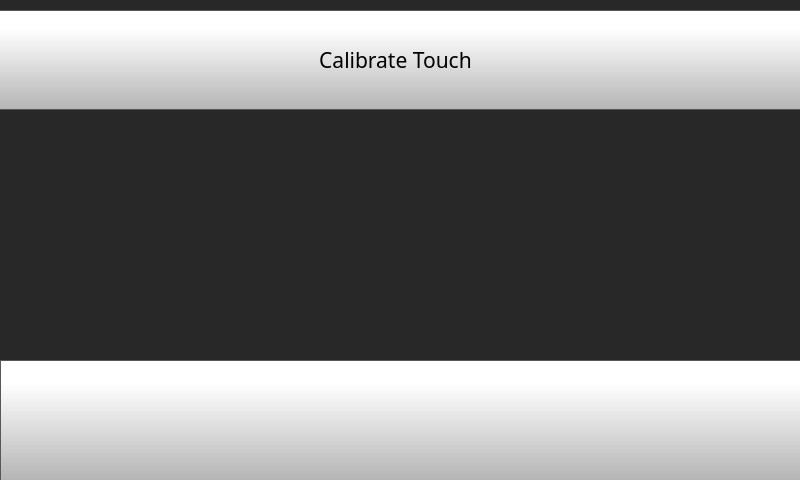
First picture: the form in octoprint_TwinDragon600x600CM4TouchUI/mainGUI.ui, repository lazy-b0nes2006/TwinDragon600x600CM4TouchUI, before the edit.
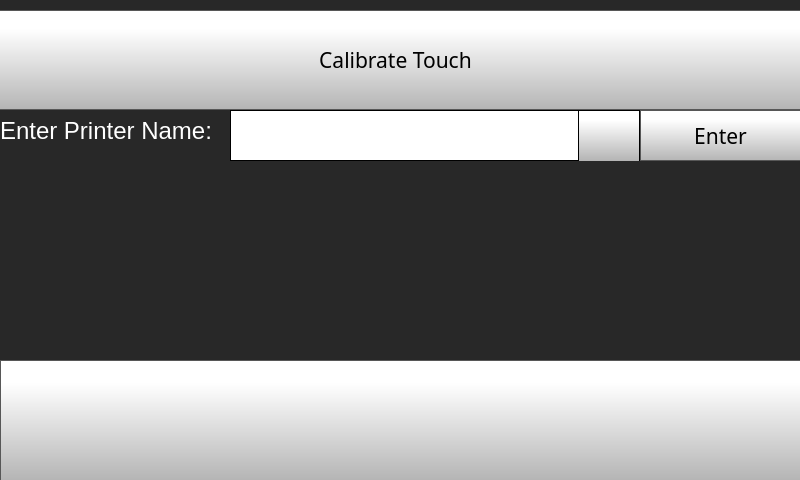
Second picture: the form after the edit. The open tabs and pages were chosen to show the change. Icons and pictures are not drawn.

```diff
--- a/octoprint_TwinDragon600x600CM4TouchUI/mainGUI.ui
+++ b/octoprint_TwinDragon600x600CM4TouchUI/mainGUI.ui
@@ -4023,6 +4023,188 @@
        </size>
       </property>
      </widget>
+     <widget class="QLabel" name="enterPrinterNameLabel">
+      <property name="geometry">
+       <rect>
+        <x>0</x>
+        <y>110</y>
+        <width>231</width>
+        <height>41</height>
+       </rect>
+      </property>
+      <property name="font">
+       <font>
+        <pointsize>18</pointsize>
+       </font>
+      </property>
+      <property name="styleSheet">
+       <string notr="true">color: rgb(255, 255, 255);</string>
+      </property>
+      <property name="text">
+       <string>Enter Printer Name: </string>
+      </property>
+     </widget>
+     <widget class="QComboBox" name="enterPrinterNameComboBox">
+      <property name="geometry">
+       <rect>
+        <x>230</x>
+        <y>110</y>
+        <width>411</width>
+        <height>51</height>
+       </rect>
+      </property>
+      <property name="styleSheet">
+       <string notr="true"> QScrollBar:vertical {
+     border: 1px solid black;
+border-radius: 5px;
+    background-color: rgb(40,40,40);
+     width: 60px;
+     margin: 67px 0 67px 0;
+ }
+
+/* Sets up the color and height of handle */
+QScrollBar::handle:vertical {
+border-radius: 5px;
+background: qlineargradient(spread:pad, x1:0, y1:1, x2:0, y2:0.188, stop:0 rgba(180, 180, 180, 255), stop:1 rgba(255, 255, 255, 255));
+min-height: 7px;
+}
+
+
+QScrollBar::add-line:vertical {
+     border: 1px solid black;
+background: qlineargradient(spread:pad, x1:0, y1:1, x2:0, y2:0.188, stop:0 rgba(180, 180, 180, 255), stop:1 rgba(255, 255, 255, 255));
+     height:65px;
+border-radius: 5px;
+     subcontrol-position: bottom;
+     subcontrol-origin: margin;
+ }
+
+ QScrollBar::sub-line:vertical {
+     border: 1px solid black;
+background: qlineargradient(spread:pad, x1:0, y1:1, x2:0, y2:0.188, stop:0 rgba(180, 180, 180, 255), stop:1 rgba(255, 255, 255, 255));
+     height: 65px;
+border-radius: 5px;
+     subcontrol-position: top;
+     subcontrol-origin: margin;
+ }
+
+QScrollBar::up-arrow:vertical {
+ image: url(./templates/img/arrows.png);
+    width: 40px;
+    height: 40px;
+ padding: 5px;
+ }
+QScrollBar::down-arrow:vertical {
+ image: url(./templates/img/arrows-5.png);
+    width: 40px;
+    height: 40px;
+ padding: 5px;
+ }
+
+/* need this to get rid of crosshatching on scrollbar background */
+QScrollBar::add-page:vertical, QScrollBar::sub-page:vertical {
+background: none;
+}
+
+QComboBox {
+border: 1px solid black;
+    padding: 0px 18px 0px 3px;
+    min-width: 6em;
+
+}
+
+QComboBox::item {
+	color: rgb(0, 0, 0);
+}
+
+QComboBox:editable {
+    background: white;
+}
+
+QComboBox:!editable, QComboBox::drop-down:editable {
+background: white;
+}
+
+/* QComboBox gets the &quot;on&quot; state when the popup is open */
+QComboBox:!editable:on, QComboBox::drop-down:editable:on {
+background: white;
+}
+
+
+QComboBox::drop-down {
+border-left: 1px solid black;
+border-right: 1px solid black;
+	background-color: qlineargradient(spread:pad, x1:0, y1:1, x2:0, y2:0.188, stop:0 rgba(180, 180, 180, 255), stop:1 rgba(255, 255, 255, 255));
+    width: 60px;
+     height: 50px;
+
+}
+
+QComboBox::down-arrow {
+
+image: url(./templates/img/arrows-5.png);
+width: 30px;
+height: 30px;
+
+}
+
+
+QComboBox QAbstractItemView {
+    selection-background-color: rgb(40, 40, 40);
+    background: white;
+}</string>
+      </property>
+     </widget>
+     <widget class="QPushButton" name="enterPrinterNameButton">
+      <property name="geometry">
+       <rect>
+        <x>640</x>
+        <y>110</y>
+        <width>161</width>
+        <height>51</height>
+       </rect>
+      </property>
+      <property name="font">
+       <font>
+        <family>Gotham</family>
+        <pointsize>16</pointsize>
+       </font>
+      </property>
+      <property name="styleSheet">
+       <string notr="true">QPushButton {
+     border: 1px solid rgb(87, 87, 87);
+	background-color: qlineargradient(spread:pad, x1:0, y1:1, x2:0, y2:0.188, stop:0 rgba(180, 180, 180, 255), stop:1 rgba(255, 255, 255, 255));
+
+
+}
+
+QPushButton:pressed {
+    background-color: qlineargradient(x1: 0, y1: 0, x2: 0, y2: 1,
+                                      stop: 0 #dadbde, stop: 1 #f6f7fa);
+}
+
+QPushButton:flat {
+    border: none; /* no border for a flat push button */
+}
+
+QPushButton:default {
+    border-color: navy; /* make the default button prominent */
+}
+
+QPushButton:focus {
+	outline: none;
+}</string>
+      </property>
+      <property name="text">
+       <string>Enter</string>
+      </property>
+      <property name="iconSize">
+       <size>
+        <width>40</width>
+        <height>40</height>
+       </size>
+      </property>
+     </widget>
     </widget>
     <widget class="QWidget" name="rotateDisplaySettingsPage">
      <widget class="QPushButton" name="rotateDisplaySettingsDoneButton">
```
Left out of the diff: 4 changed lines with no effect on the pictures.
